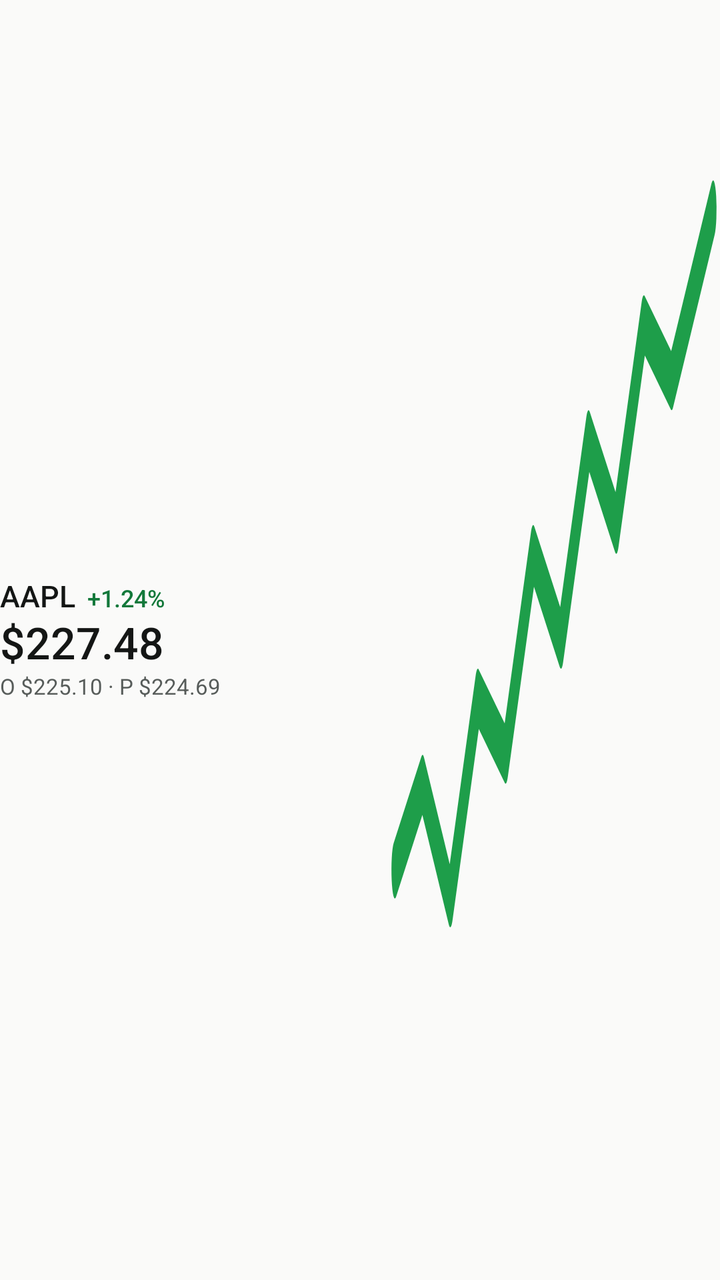
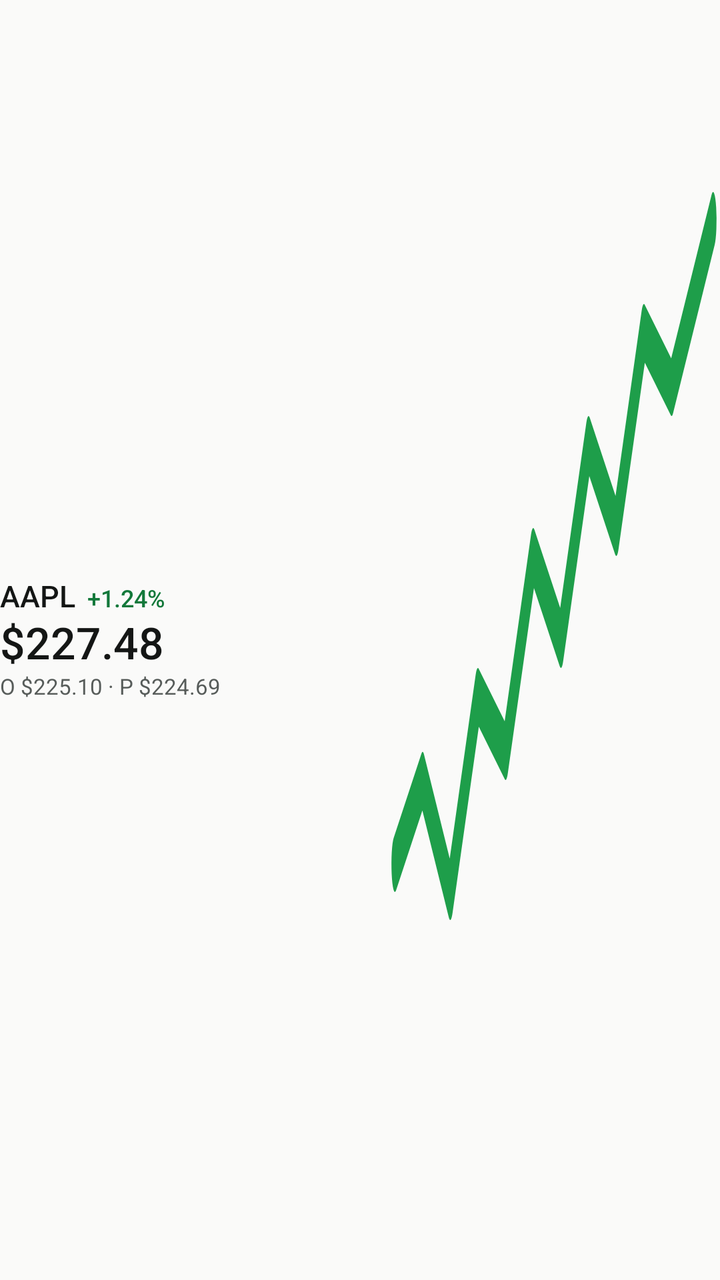

An Android layout rendered at two revisions. The XML below is the earlier revision; the diff shows what the commit changed to produce the second picture.
<!-- AndroidManifest.xml: application theme Theme.StockWidget -->
<!-- res/layout/widget_block.xml -->
<?xml version="1.0" encoding="utf-8"?>
<LinearLayout xmlns:android="http://schemas.android.com/apk/res/android"
    android:id="@+id/block"
    android:layout_width="match_parent"
    android:layout_height="0dp"
    android:layout_weight="1"
    android:baselineAligned="false"
    android:gravity="center_vertical"
    android:orientation="horizontal">

    <LinearLayout
        android:layout_width="0dp"
        android:layout_height="wrap_content"
        android:layout_weight="1"
        android:orientation="vertical">

        <LinearLayout
            android:layout_width="wrap_content"
            android:layout_height="wrap_content"
            android:orientation="horizontal">

            <TextView
                android:id="@+id/symbol"
                style="@style/WidgetText.Symbol"
                android:text="@string/widget_sample_symbol" />

            <TextView
                android:id="@+id/change"
                style="@style/WidgetText.Change"
                android:layout_marginStart="6dp"
                android:text="@string/widget_sample_change" />
        </LinearLayout>

        <TextView
            android:id="@+id/price"
            style="@style/WidgetText.Price"
            android:text="@string/widget_sample_price" />

        <TextView
            android:id="@+id/info"
            style="@style/WidgetText.Info"
            android:text="@string/widget_sample_info" />
    </LinearLayout>

    
    <ImageView
        android:id="@+id/chart"
        android:layout_width="0dp"
        android:layout_height="match_parent"
        android:layout_weight="0.9"
        android:layout_marginStart="10dp"
        android:layout_marginTop="4dp"
        android:layout_marginBottom="4dp"
        android:contentDescription="@null"
        android:scaleType="fitXY"
        android:src="@drawable/widget_chart_sample" />
</LinearLayout>
<!-- resources referenced by this layout -->
<resources>
  <!-- drawable widget_chart_sample (drawable) -->
  <?xml version="1.0" encoding="utf-8"?>
  <vector xmlns:android="http://schemas.android.com/apk/res/android"
      android:width="96dp"
      android:height="44dp"
      android:viewportWidth="96"
      android:viewportHeight="44">
      <path
          android:fillColor="#00000000"
          android:pathData="M2,30 L10,27 L18,31 L26,24 L34,26 L42,19 L50,22 L58,15 L66,18 L74,11 L82,13 L94,7"
          android:strokeWidth="2"
          android:strokeColor="#1E9E4A"
          android:strokeLineCap="round"
          android:strokeLineJoin="round" />
  </vector>
  <string name="widget_sample_change" translatable="false" formatted="false">+1.24%</string>
  <string name="widget_sample_info" translatable="false">O $225.10 · P $224.69</string>
  <string name="widget_sample_price" translatable="false">$227.48</string>
  <string name="widget_sample_symbol" translatable="false">AAPL</string>
  <style name="WidgetText.Change">
          <item name="android:textSize">12sp</item>
          <item name="android:fontFamily">sans-serif-medium</item>
          <item name="android:textColor">@color/widget_up</item>
      </style>
  <style name="WidgetText.Info">
          <item name="android:layout_width">match_parent</item>
          <item name="android:layout_marginTop">2dp</item>
          <item name="android:textSize">11sp</item>
          <item name="android:textColor">@color/widget_text2</item>
      </style>
  <style name="WidgetText.Price">
          <item name="android:layout_width">match_parent</item>
          <item name="android:layout_marginTop">2dp</item>
          <item name="android:textSize">22sp</item>
          <item name="android:fontFamily">sans-serif-medium</item>
          <item name="android:autoSizeTextType">uniform</item>
          <item name="android:autoSizeMinTextSize">12sp</item>
          <item name="android:autoSizeMaxTextSize">22sp</item>
          <item name="android:autoSizeStepGranularity">1sp</item>
      </style>
  <style name="WidgetText.Symbol">
          <item name="android:textSize">15sp</item>
          <item name="android:fontFamily">sans-serif-medium</item>
      </style>
  <style name="Theme.StockWidget" parent="android:Theme.Material.Light.NoActionBar">
          <item name="android:windowBackground">@color/window_background</item>
          <item name="android:statusBarColor">@android:color/transparent</item>
          <item name="android:navigationBarColor">@android:color/transparent</item>
      </style>
  <color name="widget_up">#FF12783A</color>
  <color name="widget_text2">#FF575C5A</color>
  <color name="window_background">#FFFAFAF9</color>
</resources>

<!-- the commit's change to res/layout/widget_block.xml (unified diff, before → after) -->
@@ -49,8 +49,8 @@
         android:layout_height="match_parent"
         android:layout_weight="0.9"
         android:layout_marginStart="10dp"
-        android:layout_marginTop="4dp"
-        android:layout_marginBottom="4dp"
+        android:layout_marginTop="12dp"
+        android:layout_marginBottom="12dp"
         android:contentDescription="@null"
         android:scaleType="fitXY"
         android:src="@drawable/widget_chart_sample" />
